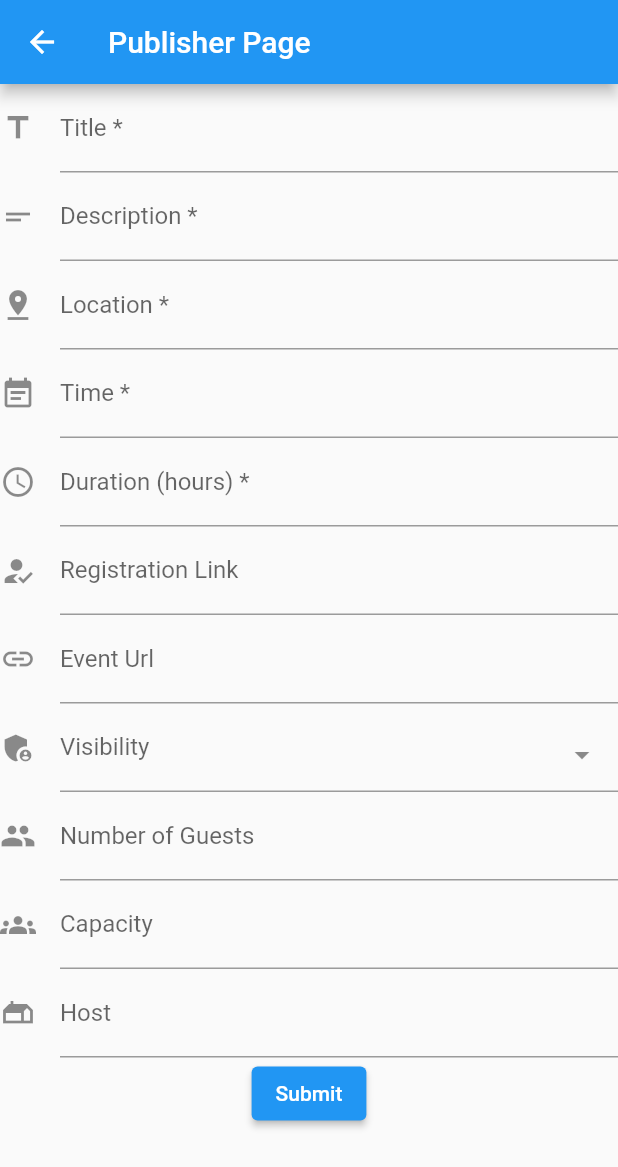
After one commit to kfriday32/nd-oncampus, a Flutter app: the screen it shows after launch, after a tap on the "publish" icon, on a phone screen of 412 x 824 dp. The commit adds this screen. Shown: the top 1167 px of the screen. Run offline on Flutter 3.47's test engine with Material 2 defaults, Android fonts, the phone set to English and light mode, and no system bars; drawn by our look-alikes of date_field, select_form_field.

Commit message:
publisher input form mostly done

```diff
--- a/flutter_ui/lib/src/app.dart
+++ b/flutter_ui/lib/src/app.dart
@@ -3,6 +3,7 @@ import 'navigation.dart';
 import 'home_page.dart';
 import 'events_page.dart';
 import 'suggested_page.dart';
+import 'publisher_page.dart';
 
 class OnCampus extends StatelessWidget {
   OnCampus({super.key});
@@ -17,7 +18,8 @@ class OnCampus extends StatelessWidget {
       routes: {
         '/': (BuildContext context) => HomePage(navigator: navigator),
         '/findEvents': (BuildContext context) => EventsPage(),
-        '/suggestedEvents': (BuildContext context) => SuggestedPage(events: [])
+        '/suggestedEvents': (BuildContext context) => SuggestedPage(events: []),
+        '/publishEvents': (BuildContext context) => PublisherPage()
       },
     );
   }
--- a/flutter_ui/lib/src/home_page.dart
+++ b/flutter_ui/lib/src/home_page.dart
@@ -1,6 +1,7 @@
 import 'package:flutter/material.dart';
 import 'navigation.dart';
 import 'events_page.dart';
+import 'publisher_page.dart';
 
 class HomePage extends StatelessWidget {
   final AppNavigator navigator;
@@ -49,6 +50,17 @@ class HomePage extends StatelessWidget {
             );
           },
         ),
+        IconButton(
+          icon: const Icon(Icons.publish),
+          onPressed: () {
+            Navigator.push(
+              context,
+              MaterialPageRoute(
+                builder: (context) => PublisherPage()
+              )
+            );
+          }
+        )
       ]),
       body: ListView.builder(
         itemCount: eventData.length,
--- /dev/null
+++ b/flutter_ui/lib/src/publisher_page.dart
@@ -0,0 +1,195 @@
+import 'package:date_field/date_field.dart';
+import 'package:flutter/material.dart';
+import 'package:select_form_field/select_form_field.dart';
+
+class PublisherPage extends StatelessWidget {
+  @override
+  Widget build(BuildContext buildContext) {
+    return Scaffold(
+        appBar: AppBar(
+          title: const Text('Publisher Page'),
+        ),
+        body: EventForm()
+    );
+  }
+}
+
+class EventForm extends StatefulWidget {
+  @override
+  State<EventForm> createState() => _EventFormState();
+}
+
+class _EventFormState extends State<EventForm> {
+
+  // global key to keep track of form id
+  final _formKey = GlobalKey<FormState>();
+
+  // text field controllers
+  final titleCont = TextEditingController();
+  final descCont = TextEditingController();
+  final locCont = TextEditingController();
+  final durCont = TextEditingController();
+  final regCont = TextEditingController();
+  final urlCont = TextEditingController();
+  final visCont = TextEditingController();
+  final hostCont = TextEditingController();
+  final guestCont = TextEditingController();
+  final capCont = TextEditingController();
+
+  @override
+  Widget build(BuildContext buildContext) {
+    // allow scrolling if content exceeds height
+    return SingleChildScrollView(
+      child: Column(
+        children: [
+          Form(
+            key: _formKey,
+            child: Column(
+              children: [
+                TextFormField(
+                  controller: titleCont,
+                  decoration: const InputDecoration(
+                    icon: Icon(Icons.title),
+                    hintText: 'Name of the event',
+                    labelText: 'Title *',
+                  ),
+                  validator: (val) {
+                    return (val == null) ? 'Title must not be blank' : null;
+                  }
+                ),
+                TextFormField(
+                  controller: descCont,
+                  decoration: const InputDecoration(
+                    icon: Icon(Icons.short_text),
+                    hintText: 'Short description',
+                    labelText: 'Description *',
+                  ),
+                  validator: (val) {
+                    return (val == null) ? 'Description must not be blank' : null;
+                  }
+                ),
+                TextFormField(
+                  controller: locCont,
+                  decoration: const InputDecoration(
+                    icon: Icon(Icons.pin_drop),
+                    hintText: 'On campus location',
+                    labelText: 'Location *',
+                  ),
+                  validator: (val) {
+                    return (val == null) ? 'Location must not be blank' : null;
+                  }
+                ),
+                DateTimeFormField(
+                  decoration: const InputDecoration(
+                    icon: Icon(Icons.event_note),
+                    hintStyle: TextStyle(color: Colors.black45),
+                    errorStyle: TextStyle(color: Colors.redAccent),
+                    labelText: 'Time *',
+                  ),
+                  validator: (val) {
+                    return (val == null) ? 'Please pick a time' : null;
+                  },
+                  onDateSelected: (DateTime val) {
+                    print(val);
+                    // TODO: save value somehow
+                  }
+                ),
+                TextFormField(
+                  controller: durCont,
+                  decoration: const InputDecoration(
+                    icon: Icon(Icons.schedule),
+                    hintText: 'Length of event in hours',
+                    labelText: 'Duration (hours) *',
+                  ),
+                  validator: (val) {
+                    return (val == null) ? 'Duration must not be blank' : null;
+                  }
+                ),
+                TextFormField(
+                  controller: regCont,
+                  decoration: const InputDecoration(
+                    icon: Icon(Icons.how_to_reg),
+                    hintText: 'ex: tinyurl.com/',
+                    labelText: 'Registration Link',
+                  ),
+                ),
+                TextFormField(
+                  controller: urlCont,
+                  decoration: const InputDecoration(
+                    icon: Icon(Icons.link),
+                    hintText: 'ex: tinyurl.com/',
+                    labelText: 'Event Url',
+                  ),
+                ),
+                SelectFormField(
+                  controller: visCont,
+                  type: SelectFormFieldType.dropdown,
+                  icon: Icon(Icons.admin_panel_settings),
+                  labelText: 'Visibility',
+                  items: [
+                    {
+                      'value': 'public',
+                      'label': 'Public',
+                      'icon': Icon(Icons.visibility)
+                    },
+                    {
+                      'value': 'private',
+                      'label': 'Private',
+                      'icon': Icon(Icons.visibility_off)
+                    }
+                  ],
+                  onChanged: (val) {
+                    print(val);
+                  },
+                  onSaved: (val) {
+                    print(val);
+                  }
+                ),
+                TextFormField(
+                  controller: guestCont,
+                  decoration: const InputDecoration(
+                    icon: Icon(Icons.group),
+                    hintText: 'ex: 50',
+                    labelText: 'Number of Guests',
+                  ),
+                ),
+                TextFormField(
+                  controller: capCont,
+                  decoration: const InputDecoration(
+                    icon: Icon(Icons.groups),
+                    hintText: 'ex: 500',
+                    labelText: 'Capacity',
+                  ),
+                ),
+                TextFormField(
+                  controller: hostCont,
+                  decoration: const InputDecoration(
+                    icon: Icon(Icons.gite),
+                    hintText: 'Event host',
+                    labelText: 'Host',
+                  ),
+                ),
+                ElevatedButton(
+                  child: const Text('Submit'),
+                  onPressed: () async {
+                    // validate input
+                    if (_formKey.currentState!.validate()) {
+                      ScaffoldMessenger.of(context).showSnackBar(
+                        const SnackBar(content: Text('Processing Data')),
+                      );
+                    }
+                    else {
+                      ScaffoldMessenger.of(context).showSnackBar(
+                        const SnackBar(content: Text('Data not validated')),
+                      );
+                    }
+                  }
+                ),
+              ],
+            ),
+          ),
+        ],
+      ),
+    );
+  }
+}
--- a/flutter_ui/pubspec.yaml
+++ b/flutter_ui/pubspec.yaml
@@ -36,6 +36,8 @@ dependencies:
   # Use with the CupertinoIcons class for iOS style icons.
   cupertino_icons: ^1.0.2
   http: ^0.13.5
+  date_field: ^3.0.2
+  select_form_field: ^2.2.0
 
 dev_dependencies:
   flutter_test:
```
Also changed, not shown: flutter_ui/pubspec.lock.
